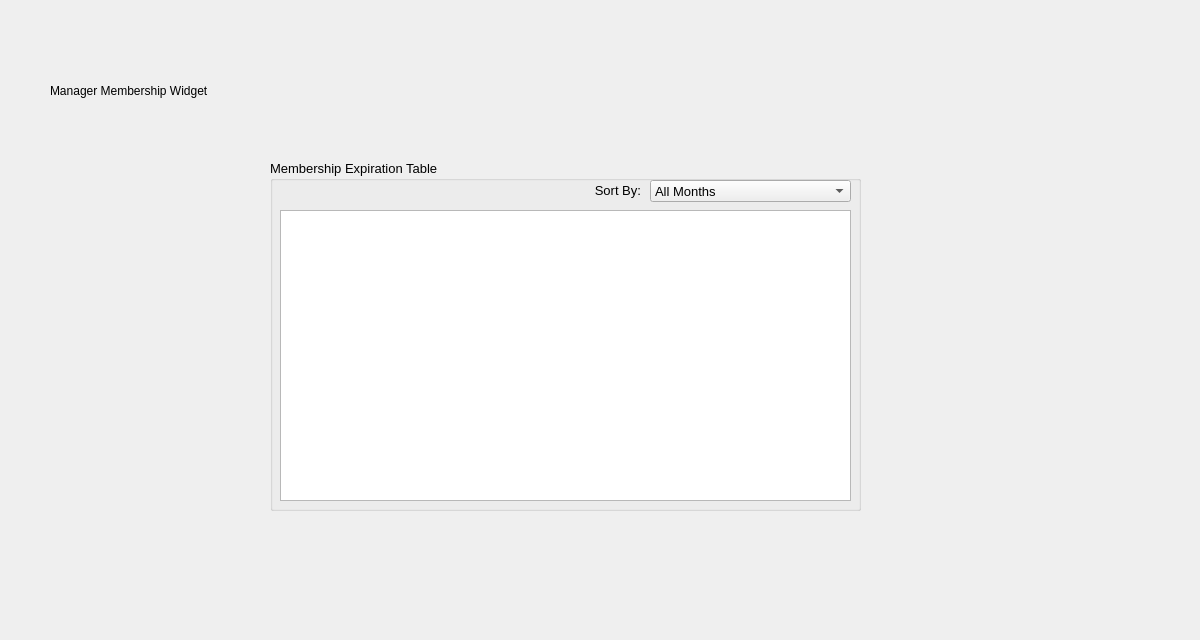
First picture: the form in BulkClub/managermembership.ui, repository JShinozuka/Project2, before the edit.
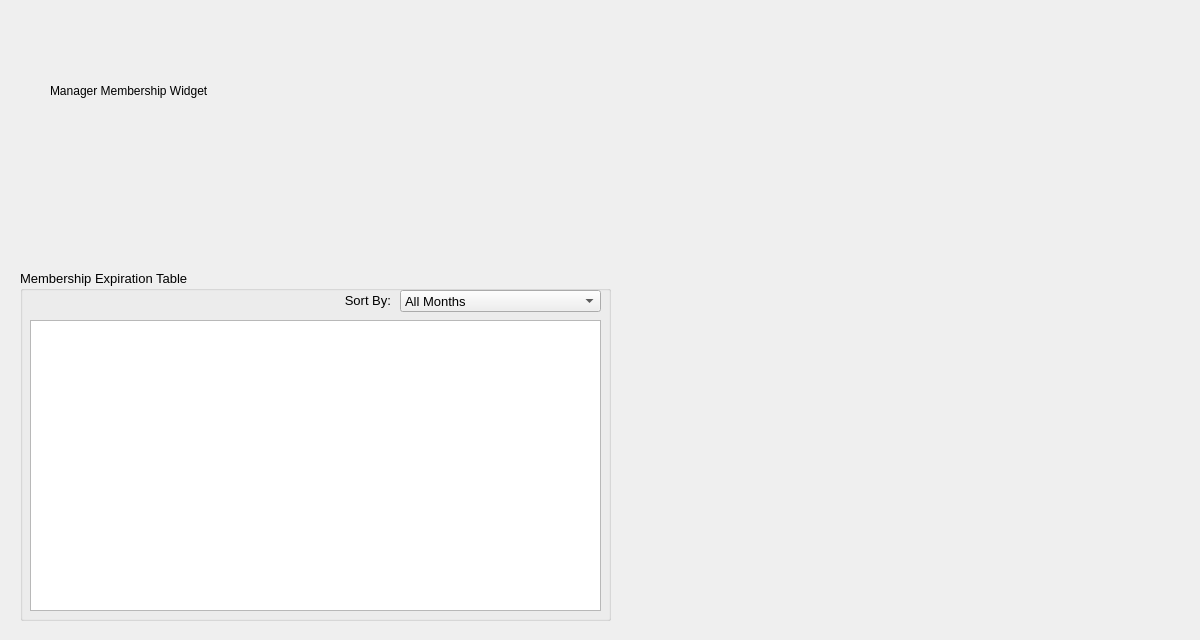
Second picture: the form after the edit.

The edit to the form file:
```diff
--- a/BulkClub/managermembership.ui
+++ b/BulkClub/managermembership.ui
@@ -47,8 +47,8 @@
   <widget class="QGroupBox" name="membershipExpirationGroup">
    <property name="geometry">
     <rect>
-     <x>270</x>
-     <y>160</y>
+     <x>20</x>
+     <y>270</y>
      <width>591</width>
      <height>351</height>
     </rect>
```
